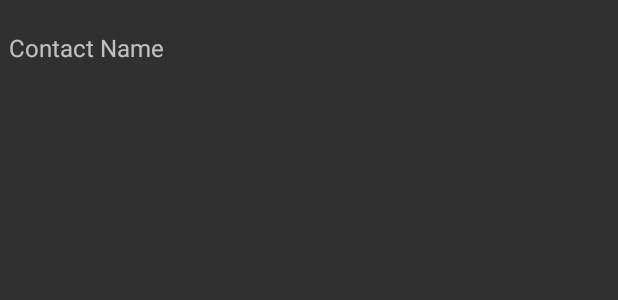
After one commit to TimVanLoon/Integrated-Project-Mobile, an Android app: the layout contact_items.xml on its own in the app's theme, with its tools: preview values and no code run, on a phone screen of 412 x 824 dp. The commit adds this screen. Shown: the top 300 px of the screen. Run offline under Robolectric (Android 15) with nearby library versions, the phone set to English and light mode, and no system bars.

Commit message:
Contacts adapter + werkende contacts list

```diff
--- /dev/null
+++ b/Project_Mobile/app/src/main/res/layout/contact_items.xml
@@ -0,0 +1,21 @@
+<?xml version="1.0" encoding="utf-8"?>
+
+
+<RelativeLayout xmlns:android="http://schemas.android.com/apk/res/android"
+    android:layout_width="fill_parent"
+    android:layout_height="?android:attr/listPreferredItemHeight"
+    android:padding="6dip" >
+
+    <TextView
+        android:id="@+id/contactName"
+        android:layout_width="fill_parent"
+        android:layout_height="wrap_content"
+        android:layout_above="@id/previewBody"
+        android:layout_alignParentRight="true"
+        android:layout_alignParentTop="true"
+        android:layout_alignWithParentIfMissing="true"
+        android:gravity="center_vertical"
+        android:text="Contact Name"
+        android:textSize="16sp" />
+
+</RelativeLayout>
```
Also changed, not shown: Project_Mobile/app/src/main/java/com/example/keiichi/project_mobile/ContactAdapter.java (added, +63 -0 lines), Project_Mobile/app/src/main/java/com/example/keiichi/project_mobile/ContactsActivity.java (+10 -9 lines), Project_Mobile/app/src/main/res/layout/activity_contacts.xml (+13 -0 lines).
